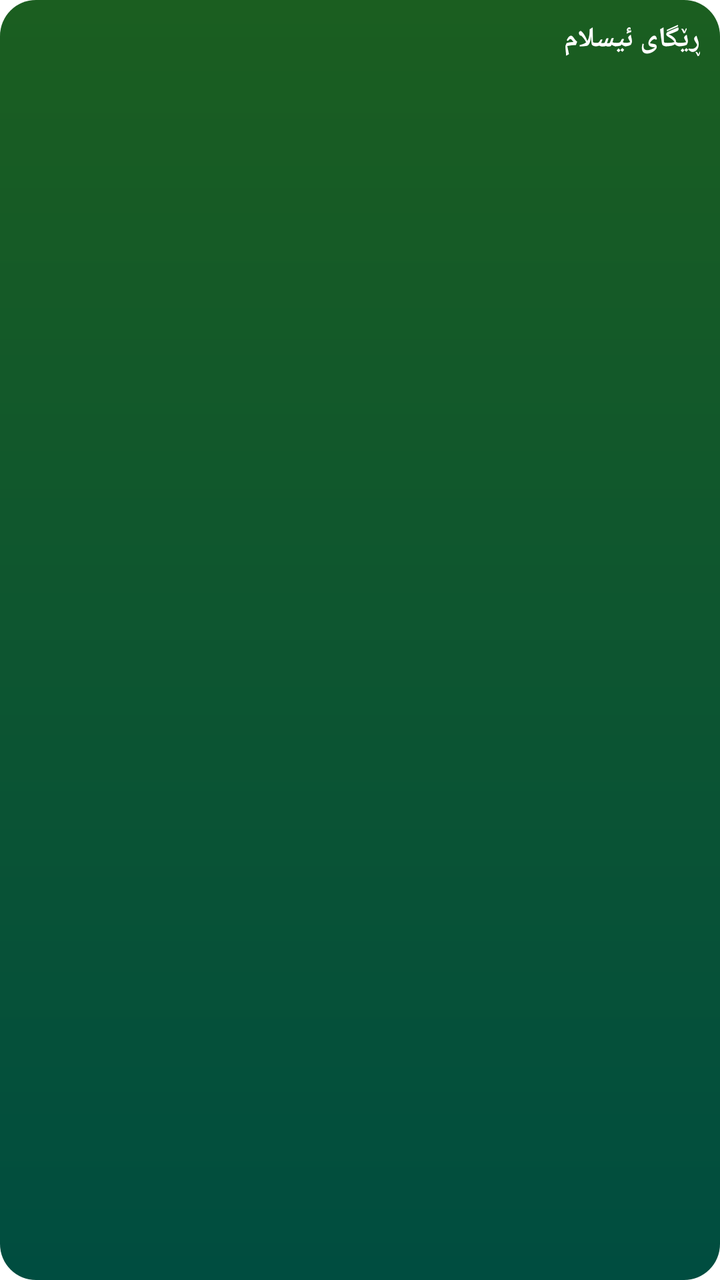
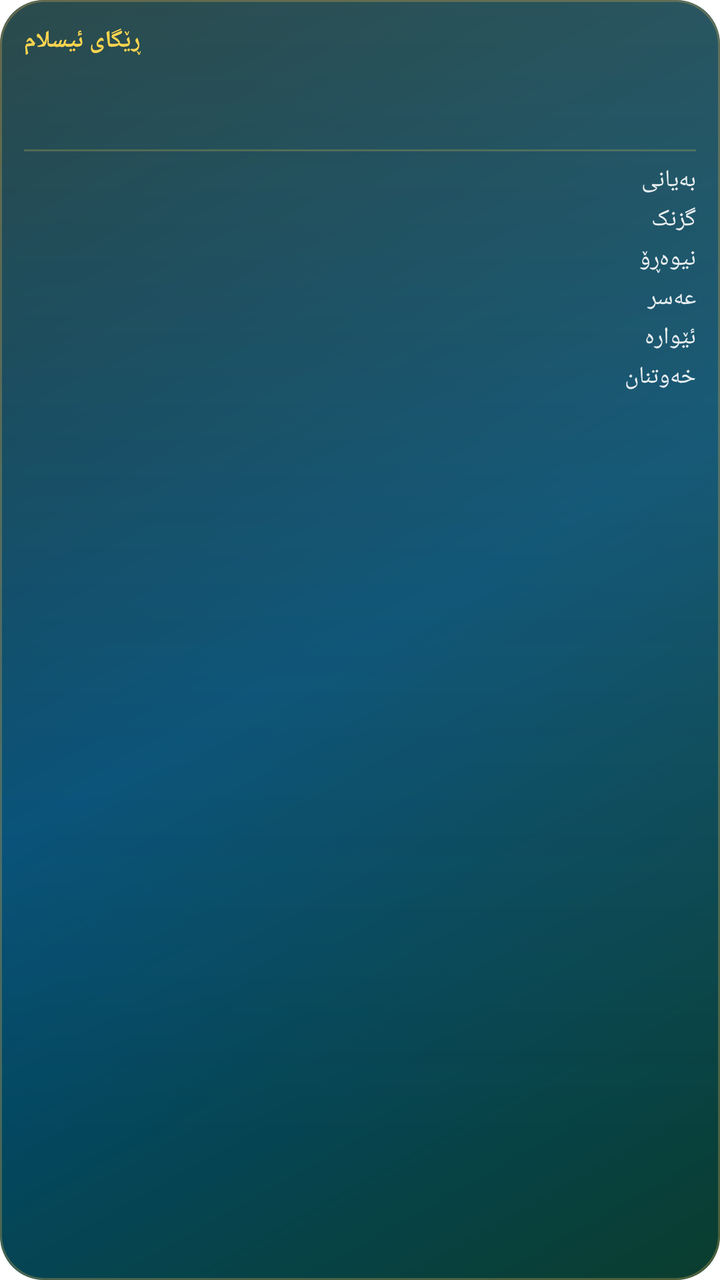

Screens rendered from an Android XML layout before and after an edit, with the pre-edit source and the edit as a unified diff.
<!-- AndroidManifest.xml: fallback theme Theme.MaterialComponents.DayNight.NoActionBar -->
<!-- res/layout/widget_prayer.xml -->
<?xml version="1.0" encoding="utf-8"?>
<LinearLayout xmlns:android="http://schemas.android.com/apk/res/android"
    android:id="@+id/widget_prayer_root"
    android:layout_width="match_parent"
    android:layout_height="match_parent"
    android:orientation="vertical"
    android:padding="10dp"
    android:background="@drawable/widget_bg">

    <TextView
        android:id="@+id/widget_city"
        android:layout_width="match_parent"
        android:layout_height="wrap_content"
        android:text="ڕێگای ئیسلام"
        android:textColor="#FFFFFF"
        android:textSize="14sp"
        android:textStyle="bold" />

    <TextView
        android:id="@+id/widget_date"
        android:layout_width="match_parent"
        android:layout_height="wrap_content"
        android:textColor="#B3FFFFFF"
        android:textSize="11sp" />

    <TextView
        android:id="@+id/widget_next"
        android:layout_width="match_parent"
        android:layout_height="wrap_content"
        android:paddingTop="4dp"
        android:textColor="#FFD54F"
        android:textSize="13sp"
        android:textStyle="bold" />

    <TextView
        android:id="@+id/widget_fajr"
        android:layout_width="match_parent"
        android:layout_height="wrap_content"
        android:paddingTop="6dp"
        android:textColor="#FFFFFF"
        android:textSize="12sp" />

    <TextView
        android:id="@+id/widget_dhuhr"
        android:layout_width="match_parent"
        android:layout_height="wrap_content"
        android:textColor="#FFFFFF"
        android:textSize="12sp" />

    <TextView
        android:id="@+id/widget_asr"
        android:layout_width="match_parent"
        android:layout_height="wrap_content"
        android:textColor="#FFFFFF"
        android:textSize="12sp" />

    <TextView
        android:id="@+id/widget_maghrib"
        android:layout_width="match_parent"
        android:layout_height="wrap_content"
        android:textColor="#FFFFFF"
        android:textSize="12sp" />

    <TextView
        android:id="@+id/widget_isha"
        android:layout_width="match_parent"
        android:layout_height="wrap_content"
        android:textColor="#FFFFFF"
        android:textSize="12sp" />
</LinearLayout>
<!-- resources referenced by this layout -->
<resources>
  <!-- drawable widget_bg (drawable) -->
  <?xml version="1.0" encoding="utf-8"?>
  <shape xmlns:android="http://schemas.android.com/apk/res/android"
      android:shape="rectangle">
      <gradient
          android:angle="270"
          android:startColor="#1B5E20"
          android:endColor="#004D40" />
      <corners android:radius="18dp" />
  </shape>
</resources>

<!-- the commit's change to res/layout/widget_prayer.xml (unified diff, before → after) -->
@@ -4,67 +4,82 @@
     android:layout_width="match_parent"
     android:layout_height="match_parent"
     android:orientation="vertical"
-    android:padding="10dp"
+    android:padding="12dp"
     android:background="@drawable/widget_bg">
 
-    <TextView
-        android:id="@+id/widget_city"
+    
+    <LinearLayout
         android:layout_width="match_parent"
         android:layout_height="wrap_content"
-        android:text="ڕێگای ئیسلام"
+        android:orientation="horizontal"
+        android:gravity="center_vertical">
+
+        <TextView
+            android:layout_width="wrap_content"
+            android:layout_height="wrap_content"
+            android:text="ڕێگای ئیسلام"
+            android:textColor="#FFD54F"
+            android:textSize="12sp"
+            android:textStyle="bold" />
+
+        <TextView
+            android:id="@+id/widget_city"
+            android:layout_width="0dp"
+            android:layout_height="wrap_content"
+            android:layout_weight="1"
+            android:gravity="end"
+            android:textColor="#CCFFFFFF"
+            android:textSize="11sp" />
+    </LinearLayout>
+
+    
+    <TextView
+        android:id="@+id/widget_next"
+        android:layout_width="match_parent"
+        android:layout_height="wrap_content"
+        android:paddingTop="6dp"
         android:textColor="#FFFFFF"
-        android:textSize="14sp"
+        android:textSize="15sp"
         android:textStyle="bold" />
 
     <TextView
         android:id="@+id/widget_date"
         android:layout_width="match_parent"
         android:layout_height="wrap_content"
-        android:textColor="#B3FFFFFF"
-        android:textSize="11sp" />
+        android:paddingBottom="6dp"
+        android:textColor="#99FFFFFF"
+        android:textSize="10sp" />
 
-    <TextView
-        android:id="@+id/widget_next"
+    
+    <View
         android:layout_width="match_parent"
-        android:layout_height="wrap_content"
-        android:paddingTop="4dp"
-        android:textColor="#FFD54F"
-        android:textSize="13sp"
-        android:textStyle="bold" />
+        android:layout_height="1dp"
+        android:layout_marginBottom="6dp"
+        android:background="#33FFD54F" />
 
-    <TextView
-        android:id="@+id/widget_fajr"
-        android:layout_width="match_parent"
-        android:layout_height="wrap_content"
-        android:paddingTop="6dp"
-        android:textColor="#FFFFFF"
-        android:textSize="12sp" />
-
-    <TextView
-        android:id="@+id/widget_dhuhr"
-        android:layout_width="match_parent"
-        android:layout_height="wrap_content"
-        android:textColor="#FFFFFF"
-        android:textSize="12sp" />
-
-    <TextView
-        android:id="@+id/widget_asr"
-        android:layout_width="match_parent"
-        android:layout_height="wrap_content"
-        android:textColor="#FFFFFF"
-        android:textSize="12sp" />
-
-    <TextView
-        android:id="@+id/widget_maghrib"
-        android:layout_width="match_parent"
-        android:layout_height="wrap_content"
-        android:textColor="#FFFFFF"
-        android:textSize="12sp" />
-
-    <TextView
-        android:id="@+id/widget_isha"
-        android:layout_width="match_parent"
-        android:layout_height="wrap_content"
-        android:textColor="#FFFFFF"
-        android:textSize="12sp" />
+    
+    <LinearLayout style="@style/WidgetPrayerRow">
+        <TextView style="@style/WidgetPrayerLabel" android:text="بەیانی" />
+        <TextView android:id="@+id/widget_bayani" style="@style/WidgetPrayerTime" />
+    </LinearLayout>
+    <LinearLayout style="@style/WidgetPrayerRow">
+        <TextView style="@style/WidgetPrayerLabel" android:text="گزنک" />
+        <TextView android:id="@+id/widget_xorhalatn" style="@style/WidgetPrayerTime" />
+    </LinearLayout>
+    <LinearLayout style="@style/WidgetPrayerRow">
+        <TextView style="@style/WidgetPrayerLabel" android:text="نیوەڕۆ" />
+        <TextView android:id="@+id/widget_niwaro" style="@style/WidgetPrayerTime" />
+    </LinearLayout>
+    <LinearLayout style="@style/WidgetPrayerRow">
+        <TextView style="@style/WidgetPrayerLabel" android:text="عەسر" />
+        <TextView android:id="@+id/widget_asr" style="@style/WidgetPrayerTime" />
+    </LinearLayout>
+    <LinearLayout style="@style/WidgetPrayerRow">
+        <TextView style="@style/WidgetPrayerLabel" android:text="ئێوارە" />
+        <TextView android:id="@+id/widget_eywara" style="@style/WidgetPrayerTime" />
+    </LinearLayout>
+    <LinearLayout style="@style/WidgetPrayerRow" android:paddingBottom="0dp">
+        <TextView style="@style/WidgetPrayerLabel" android:text="خەوتنان" />
+        <TextView android:id="@+id/widget_esha" style="@style/WidgetPrayerTime" />
+    </LinearLayout>
 </LinearLayout>
<!-- resource entries referenced after the edit -->
@@ -2,13 +2,59 @@
 <resources>
   <!-- drawable widget_bg (drawable) -->
   <?xml version="1.0" encoding="utf-8"?>
-  <shape xmlns:android="http://schemas.android.com/apk/res/android"
-      android:shape="rectangle">
-      <gradient
-          android:angle="270"
-          android:startColor="#1B5E20"
-          android:endColor="#004D40" />
-      <corners android:radius="18dp" />
-  </shape>
+  <layer-list xmlns:android="http://schemas.android.com/apk/res/android">
+      
+      <item>
+          <shape android:shape="rectangle">
+              <gradient
+                  android:angle="315"
+                  android:startColor="#05324B"
+                  android:centerColor="#004D7B"
+                  android:endColor="#0A3D2E"
+                  android:type="linear" />
+              <corners android:radius="22dp" />
+          </shape>
+      </item>
+      
+      <item android:top="0dp" android:left="0dp" android:right="0dp" android:bottom="70dp">
+          <shape android:shape="rectangle">
+              <gradient
+                  android:angle="270"
+                  android:startColor="#26FFD54F"
+                  android:endColor="#00FFD54F"
+                  android:type="linear" />
+              <corners android:radius="22dp" />
+          </shape>
+      </item>
+      
+      <item>
+          <shape android:shape="rectangle">
+              <stroke android:width="1dp" android:color="#59C8A24B" />
+              <corners android:radius="22dp" />
+              <solid android:color="#00000000" />
+          </shape>
+      </item>
+  </layer-list>
+  <style name="WidgetPrayerLabel">
+          <item name="android:layout_width">0dp</item>
+          <item name="android:layout_height">wrap_content</item>
+          <item name="android:layout_weight">1</item>
+          <item name="android:textColor">#E6FFFFFF</item>
+          <item name="android:textSize">12sp</item>
+      </style>
+  <style name="WidgetPrayerRow">
+          <item name="android:layout_width">match_parent</item>
+          <item name="android:layout_height">wrap_content</item>
+          <item name="android:orientation">horizontal</item>
+          <item name="android:paddingBottom">3dp</item>
+          <item name="android:gravity">center_vertical</item>
+      </style>
+  <style name="WidgetPrayerTime">
+          <item name="android:layout_width">wrap_content</item>
+          <item name="android:layout_height">wrap_content</item>
+          <item name="android:textColor">#FFD54F</item>
+          <item name="android:textSize">12sp</item>
+          <item name="android:textStyle">bold</item>
+      </style>
 </resources>
 
